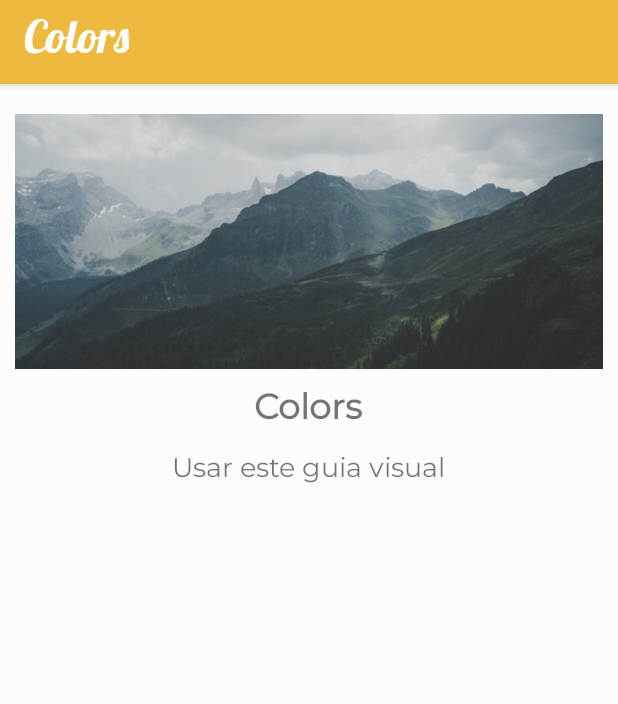
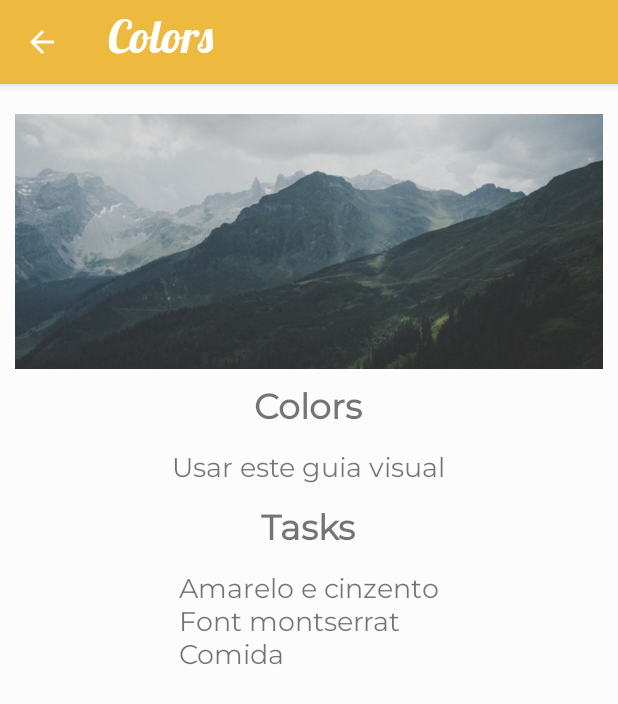
Before and after one commit to TomasCostaK/OrganizeIt, an Android app: the screen it shows after launch (Task_Activity), after a tap on "Colors", on a phone screen of 412 x 824 dp. Shown: the top 704 px of the screen. Run offline under Robolectric (Android 15) with nearby library versions, the phone set to English and light mode, and no system bars.

Commit message:
Added Tasks, Fixed back buttons, delete card modal

```diff
--- a/app/src/main/java/com/example/drawer/Adapters/Adapter_Tasks.java
+++ b/app/src/main/java/com/example/drawer/Adapters/Adapter_Tasks.java
@@ -41,6 +41,7 @@ public class Adapter_Tasks extends RecyclerView.Adapter<Adapter_Tasks.MyViewHold
 
         holder.card_title.setText(mData.get(position).getTitle());
         holder.card_description.setText(mData.get(position).getDescription());
+        holder.card_tasks.setText(mData.get(position).getDescription());
         holder.cardView.setOnClickListener(new View.OnClickListener() {
             @Override
             public void onClick(View v) {
@@ -50,6 +51,7 @@ public class Adapter_Tasks extends RecyclerView.Adapter<Adapter_Tasks.MyViewHold
                 // passing data to the card activity
                 intent.putExtra("Title",mData.get(position).getTitle());
                 intent.putExtra("Description",mData.get(position).getDescription());
+                intent.putExtra("Tasks",mData.get(position).getTasks());
                 intent.putExtra("Thumbnail",mData.get(position).getThumbnail());
                 // start the activity
                 mContext.startActivity(intent);
@@ -71,6 +73,7 @@ public class Adapter_Tasks extends RecyclerView.Adapter<Adapter_Tasks.MyViewHold
         TextView card_title;
         TextView card_description;
         ImageView card_thumbnail;
+        TextView card_tasks;
         CardView cardView ;
 
         public MyViewHolder(View itemView) {
@@ -79,6 +82,7 @@ public class Adapter_Tasks extends RecyclerView.Adapter<Adapter_Tasks.MyViewHold
             card_title = (TextView) itemView.findViewById(R.id.card_name) ;
             card_description = (TextView) itemView.findViewById(R.id.card_description) ;
             card_thumbnail = (ImageView) itemView.findViewById(R.id.card_img);
+            card_tasks = (TextView) itemView.findViewById(R.id.card_tasks) ;
             cardView = (CardView) itemView.findViewById(R.id.cardviewid);
 
         }
--- a/app/src/main/java/com/example/drawer/Models/Card_Task.java
+++ b/app/src/main/java/com/example/drawer/Models/Card_Task.java
@@ -3,18 +3,17 @@ package com.example.drawer.Models;
 import java.util.ArrayList;
 
 public class Card_Task {
-    private String Title ;
-    private String Description ;
-    private ArrayList<String> tasks;
+    private String Title, Description, Tasks ;
     private int Thumbnail ;
 
     public Card_Task() {
     }
 
 
-    public Card_Task(String title, String description, int thumbnail) {
+    public Card_Task(String title, String description, String tasks, int thumbnail) {
         Title = title;
         Description = description;
+        Tasks = tasks;
         Thumbnail = thumbnail;
     }
 
@@ -23,8 +22,8 @@ public class Card_Task {
         return Title;
     }
 
-    public ArrayList<String> getTasks() {
-        return tasks;
+    public String getTasks() {
+        return Tasks;
     }
 
     public String getDescription() {
@@ -35,13 +34,12 @@ public class Card_Task {
         return Thumbnail;
     }
 
-
     public void setTitle(String title) {
         Title = title;
     }
 
-    public void setTasks(ArrayList<String> category) {
-        tasks = category;
+    public void setTasks(String category) {
+        Tasks = category;
     }
 
     public void setDescription(String description) {
--- a/app/src/main/java/com/example/drawer/Task_Activity.java
+++ b/app/src/main/java/com/example/drawer/Task_Activity.java
@@ -8,7 +8,7 @@ import android.widget.TextView;
 
 
 public class Task_Activity extends AppCompatActivity {
-    private TextView tvtitle,tvdescription;
+    private TextView tvtitle,tvdescription,tvtasks;
     private ImageView img;
 
     @Override
@@ -18,21 +18,24 @@ public class Task_Activity extends AppCompatActivity {
 
         tvtitle = (TextView) findViewById(R.id.cardtitle);
         tvdescription = (TextView) findViewById(R.id.cardDesc);
+        tvtasks = (TextView) findViewById(R.id.cardTasks);
         img = (ImageView) findViewById(R.id.cardthumbnail);
 
         // Receive data
         Intent intent = getIntent();
         String Title = intent.getExtras().getString("Title");
         String Description = intent.getExtras().getString("Description");
+        String Tasks = intent.getExtras().getString("Tasks");
         int image = intent.getExtras().getInt("Thumbnail") ;
 
         // Setting values
         tvtitle.setText(Title);
         tvdescription.setText(Description);
+        tvtasks.setText(Tasks);
         img.setImageResource(image);
 
         //actionbar
-        getSupportActionBar().setDisplayShowHomeEnabled(true);
+        getSupportActionBar().setDisplayHomeAsUpEnabled(true);
         getSupportActionBar().setTitle(Title);
 
     }
--- a/app/src/main/res/layout/activity_task.xml
+++ b/app/src/main/res/layout/activity_task.xml
@@ -47,6 +47,25 @@
                 android:layout_height="wrap_content"
                 android:text="Description"/>
 
+            <TextView
+                android:id="@+id/tasks_Title"
+                android:textSize="23sp"
+                android:textStyle="bold"
+                android:layout_marginTop="10dp"
+                android:fontFamily="@font/montserrat"
+                android:layout_width="wrap_content"
+                android:layout_height="wrap_content"
+                android:text="Tasks"/>
+
+            <TextView
+                android:id="@+id/cardTasks"
+                android:textSize="18sp"
+                android:layout_marginTop="10dp"
+                android:fontFamily="@font/montserrat"
+                android:layout_width="wrap_content"
+                android:layout_height="wrap_content"
+                android:text="Tasks"/>
+
         </LinearLayout>
 
     </android.support.v4.widget.NestedScrollView>
--- a/app/src/main/res/layout/deleting_card.xml
+++ b/app/src/main/res/layout/deleting_card.xml
@@ -23,7 +23,7 @@
         android:fontFamily="@font/montserrat"
         android:text="Are you sure you want to delete this card?"
         android:textSize="20sp"
-        android:id="@+id/deleteCardText" />
+        android:id="@+id/deletecardtext" />
 
     <LinearLayout
         android:layout_marginTop="30dp"
@@ -42,7 +42,7 @@
             android:text="Cancel"/>
 
         <Button
-            android:id="@+id/deleteCard_btn"
+            android:id="@+id/deletecard_btn"
             android:layout_width="wrap_content"
             android:layout_height="wrap_content"
             android:fontFamily="@font/montserrat"
```
Also changed, not shown: app/src/main/AndroidManifest.xml (+21 -3 lines), app/src/main/java/com/example/drawer/Board.java (+105 -31 lines), app/src/main/res/drawable/ic_edit_black_24dp.xml (added, +9 -0 lines), app/src/main/res/layout/activity_board_members.xml (+53 -51 lines), app/src/main/res/layout/cardview_item_task.xml (+12 -2 lines), app/src/main/res/layout/creating_card.xml (+10 -2 lines).
